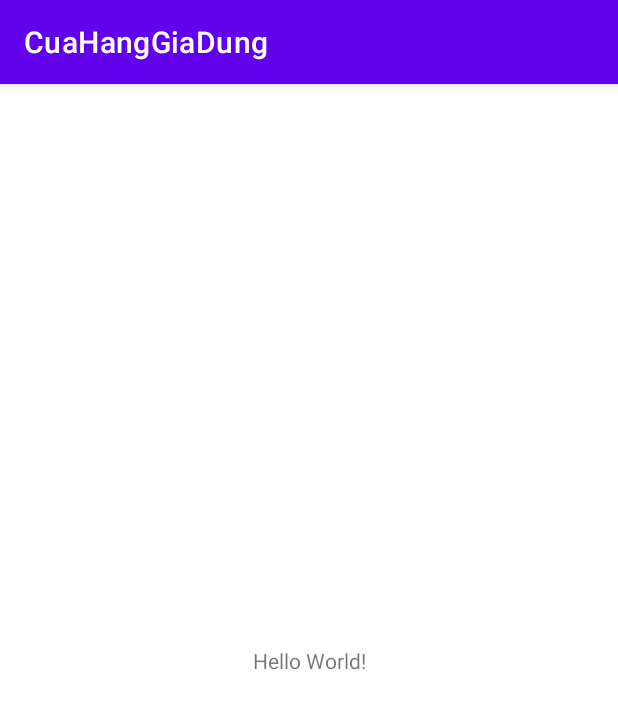
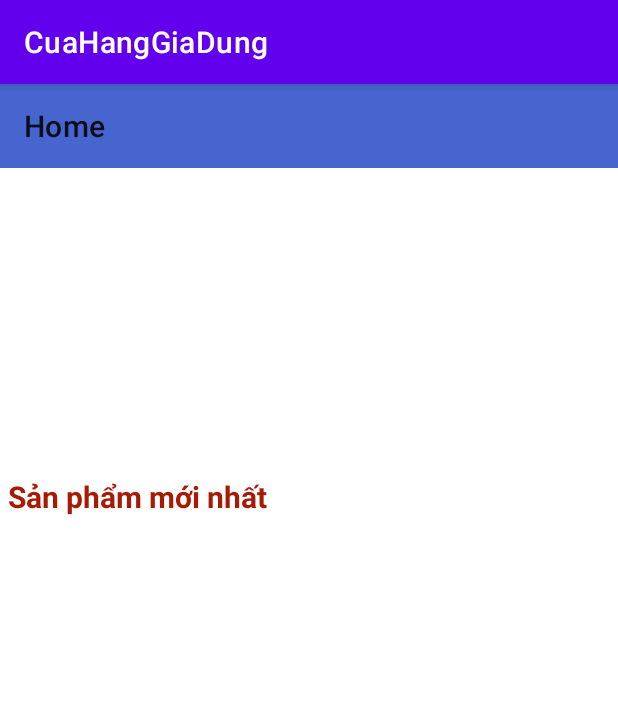
Before and after one commit to kietdo9488/AD2_PROJECT, an Android app: the screen it shows after launch (MainActivity), on a phone screen of 412 x 824 dp. Shown: the top 709 px of the screen. Run offline under Robolectric (Android 15) with nearby library versions, the phone set to English and light mode, and no system bars.

Commit message:
Interface home

```diff
--- a/app/src/main/AndroidManifest.xml
+++ b/app/src/main/AndroidManifest.xml
@@ -12,7 +12,7 @@
         android:theme="@style/Theme.CuaHangGiaDung"
         tools:targetApi="31">
         <activity
-            android:name=".MainActivity"
+            android:name=".Activity.MainActivity"
             android:exported="true">
             <intent-filter>
                 <action android:name="android.intent.action.MAIN" />
--- /dev/null
+++ b/app/src/main/java/com/example/cuahanggiadung/Activity/MainActivity.java
@@ -0,0 +1,48 @@
+package com.example.cuahanggiadung.Activity;
+
+import androidx.appcompat.app.AppCompatActivity;
+import androidx.appcompat.widget.Toolbar;
+import androidx.drawerlayout.widget.DrawerLayout;
+import androidx.recyclerview.widget.RecyclerView;
+
+import android.os.Bundle;
+import android.widget.ListView;
+import android.widget.ViewFlipper;
+
+import com.example.cuahanggiadung.R;
+import com.google.android.material.navigation.NavigationView;
+
+import java.util.ArrayList;
+
+public class MainActivity extends AppCompatActivity {
+    androidx.appcompat.widget.Toolbar toolbar;
+    ViewFlipper viewFlipper;
+    RecyclerView recyclerView;
+    NavigationView navigationView;
+    ListView listViewManHinhChinh;
+    DrawerLayout drawerLayout;
+//    ArrayList<CategoryModel> arrCategoryModels;
+//    CategoryAdapter categoryAdapter;
+
+    @Override
+    protected void onCreate(Bundle savedInstanceState) {
+        super.onCreate(savedInstanceState);
+        setContentView(R.layout.activity_main);
+
+        AnhXa();
+    }
+
+    private void AnhXa()
+    {
+        toolbar = (Toolbar) findViewById(R.id.toolbarmanhinhchinh);
+        viewFlipper = (ViewFlipper) findViewById(R.id.viewflipper);
+        recyclerView = (RecyclerView) findViewById(R.id.recyclerview);
+        navigationView = (NavigationView) findViewById(R.id.navigationview);
+        listViewManHinhChinh = (ListView) findViewById(R.id.listviewmanhinhchinh);
+        drawerLayout = (DrawerLayout) findViewById(R.id.drawerLayout);
+//        arrCategoryModels = new ArrayList<>();
+//        arrCategoryModels.add(0, new CategoryModel(0, "Home", "https://cdn-icons-png.flaticon.com/512/25/25694.png"));
+//        categoryAdapter = new CategoryAdapter(arrCategoryModels, getApplicationContext());
+//        listViewManHinhChinh.setAdapter(categoryAdapter);
+    }
+}
--- /dev/null
+++ b/app/src/main/java/com/example/cuahanggiadung/Model/CategoryModel.java
@@ -0,0 +1,4 @@
+package com.example.cuahanggiadung.Model;
+
+public class CategoryModel {
+}
--- a/app/src/main/res/layout/activity_main.xml
+++ b/app/src/main/res/layout/activity_main.xml
@@ -1,18 +1,64 @@
 <?xml version="1.0" encoding="utf-8"?>
-<androidx.constraintlayout.widget.ConstraintLayout xmlns:android="http://schemas.android.com/apk/res/android"
+<LinearLayout xmlns:android="http://schemas.android.com/apk/res/android"
     xmlns:app="http://schemas.android.com/apk/res-auto"
     xmlns:tools="http://schemas.android.com/tools"
     android:layout_width="match_parent"
     android:layout_height="match_parent"
-    tools:context=".MainActivity">
+    tools:context=".Activity.MainActivity">
 
-    <TextView
-        android:layout_width="wrap_content"
-        android:layout_height="wrap_content"
-        android:text="Hello World!"
-        app:layout_constraintBottom_toBottomOf="parent"
-        app:layout_constraintEnd_toEndOf="parent"
-        app:layout_constraintStart_toStartOf="parent"
-        app:layout_constraintTop_toTopOf="parent" />
+    <androidx.drawerlayout.widget.DrawerLayout
+        android:id="@+id/drawerLayout"
+        android:layout_width="match_parent"
+        android:layout_height="match_parent">
 
-</androidx.constraintlayout.widget.ConstraintLayout>
+        <LinearLayout
+            android:orientation="vertical"
+            android:layout_width="match_parent"
+            android:layout_height="match_parent">
+            <androidx.appcompat.widget.Toolbar
+                android:id="@+id/toolbarmanhinhchinh"
+                app:title="Home"
+                android:background="#4665ce"
+                android:layout_width="match_parent"
+                android:layout_height="?attr/actionBarSize"></androidx.appcompat.widget.Toolbar>
+            <ViewFlipper
+                android:id="@+id/viewflipper"
+                android:layout_width="match_parent"
+                android:layout_height="200dp"></ViewFlipper>
+
+            <LinearLayout
+                android:layout_width="match_parent"
+                android:layout_height="match_parent"
+                android:orientation="vertical">
+
+                <TextView
+                    android:layout_width="wrap_content"
+                    android:layout_height="wrap_content"
+                    android:layout_margin="5dp"
+                    android:text="Sản phẩm mới nhất"
+                    android:textColor="#a71a04"
+                    android:textSize="20sp"
+                    android:textStyle="bold" />
+
+                <androidx.recyclerview.widget.RecyclerView
+                    android:id="@+id/recyclerview"
+                    android:layout_width="match_parent"
+                    android:layout_height="match_parent"></androidx.recyclerview.widget.RecyclerView>
+            </LinearLayout>
+        </LinearLayout>
+
+        <com.google.android.material.navigation.NavigationView
+            android:id="@+id/navigationview"
+            android:layout_gravity="start"
+            android:layout_width="match_parent"
+            android:layout_height="match_parent">
+
+            <ListView
+                android:id="@+id/listviewmanhinhchinh"
+                android:layout_width="match_parent"
+                android:layout_height="wrap_content"></ListView>
+        </com.google.android.material.navigation.NavigationView>
+
+    </androidx.drawerlayout.widget.DrawerLayout>
+
+</LinearLayout>
```
